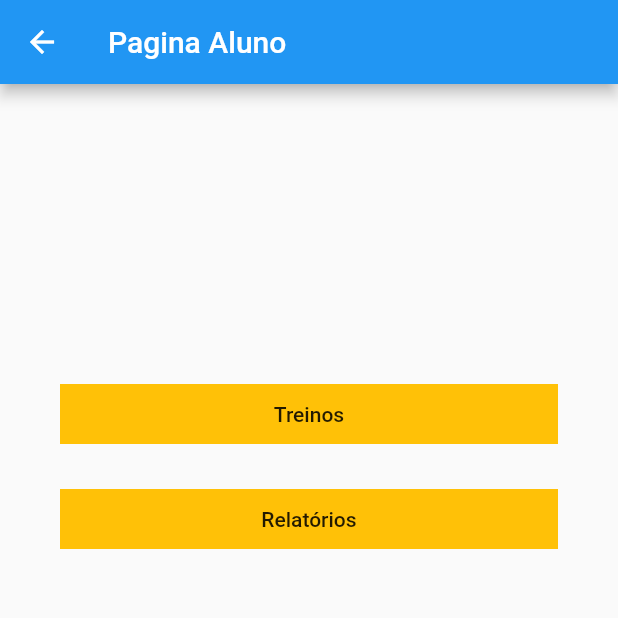
After one commit to FranciscoGabrielCavalcanteCandido/Starting-Training-PI2, a Flutter app: the AlunoPage screen opened directly, on a phone screen of 412 x 824 dp, the top half of it. The commit adds this screen. Run offline on Flutter 3.47's test engine with Material 2 defaults, Android fonts, the phone set to English and light mode, and no system bars; our stand-ins replace sqflite; missing offline and left inert: dart:html; accounts and stored records are empty.

Commit message:
Francisco - criando tela do aluno

```diff
--- a/lib/app/my_app.dart
+++ b/lib/app/my_app.dart
@@ -4,6 +4,7 @@ import 'package:starting_training/app/view/alunoView/registrationAlunoPage.dart'
 
 import 'package:starting_training/app/view/my_homePage.dart';
 import 'package:starting_training/app/view/personalView/listPersonalPage.dart';
+import 'package:starting_training/app/view/personalView/personalPage.dart';
 import 'package:starting_training/app/view/personalView/registrationPersonalPage.dart';
 
 import 'view/listTreinoPage/listTreino.dart';
@@ -21,13 +22,14 @@ class MyApp extends StatelessWidget {
         primarySwatch: Colors.blue,
       ),
       routes: {
-        '/': (context) => MyHomePage(title: "StratTrianing"),
+        '/': (context) => MyHomePage(title: "StratTraining"),
         '/admPage': (context) => AdmPage(),
         '/registrationPersonalPage': (context) => RegistrationPersonalPage(),
         '/registrationAlunoPage': (context) => RegistrationAlunoPage(),
         '/listPersonalPage': (context) => ListPersonalPage(),
         '/tarefaForm': (context) => TarefaForm(),
         '/tareaList': (context) => TarefaLista(),
+        '/personalPage': (context) => PersonalPage(),
       },
     );
   }
--- /dev/null
+++ b/lib/app/view/alunoView/alunoPage.dart
@@ -0,0 +1,53 @@
+import 'package:flutter/material.dart';
+
+class AlunoPage extends StatelessWidget {
+  const AlunoPage({Key? key}) : super(key: key);
+
+  @override
+  Widget build(BuildContext context) {
+    return Scaffold(
+      appBar: AppBar(
+        backgroundColor: Colors.blue,
+        title: Text("Pagina Aluno"),
+      ),
+      body: Container(
+        padding: EdgeInsets.only(
+          top: 200,
+          left: 40,
+          right: 40,
+        ),
+        child: ListView(
+          children: <Widget>[
+            Container(
+              height: 40,
+              width: 40,
+              decoration: BoxDecoration(
+                color: Colors.amber,
+              ),
+              child: FlatButton(
+                child: Text("Treinos"),
+                onPressed: () =>
+                    Navigator.popAndPushNamed(context, "/listadeTreinosPage"),
+              ),
+            ),
+            Container(
+              height: 30,
+            ),
+            Container(
+              height: 40,
+              width: 40,
+              decoration: BoxDecoration(
+                color: Colors.amber,
+              ),
+              child: FlatButton(
+                child: Text("Relatórios"),
+                onPressed: () =>
+                    Navigator.popAndPushNamed(context, "/relatoriosPage"),
+              ),
+            ),
+          ],
+        ),
+      ),
+    );
+  }
+}
--- a/lib/app/view/my_homePage.dart
+++ b/lib/app/view/my_homePage.dart
@@ -18,13 +18,9 @@ class _MyHomePageState extends State<MyHomePage> {
   definirRota(cpf, senha) {
     if (cpf == "000" && senha == "adm") {
       Navigator.popAndPushNamed(context, "/admPage");
-    }
-    else if(permissao == 'personal'){
-
-    }
-    else if(permissao == 'aluno'){
-
-    }
+    } else if (cpf == "123" && senha == "personal") {
+      Navigator.popAndPushNamed(context, "/personalPage");
+    } else if (permissao == 'aluno') {}
   }
 
   @override
```
